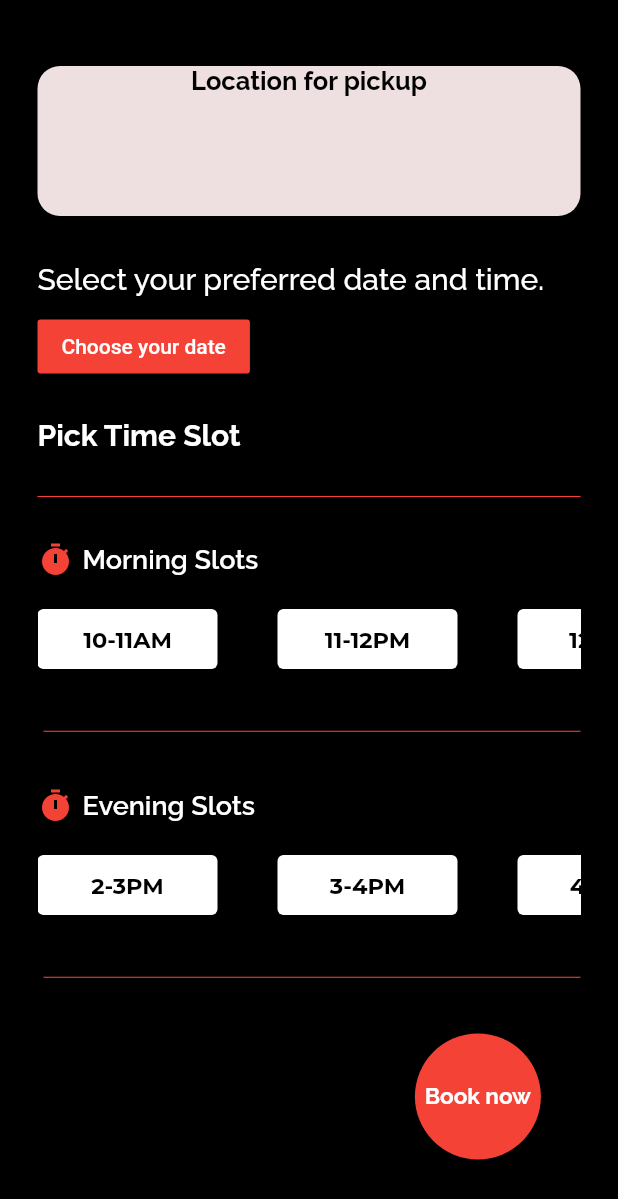
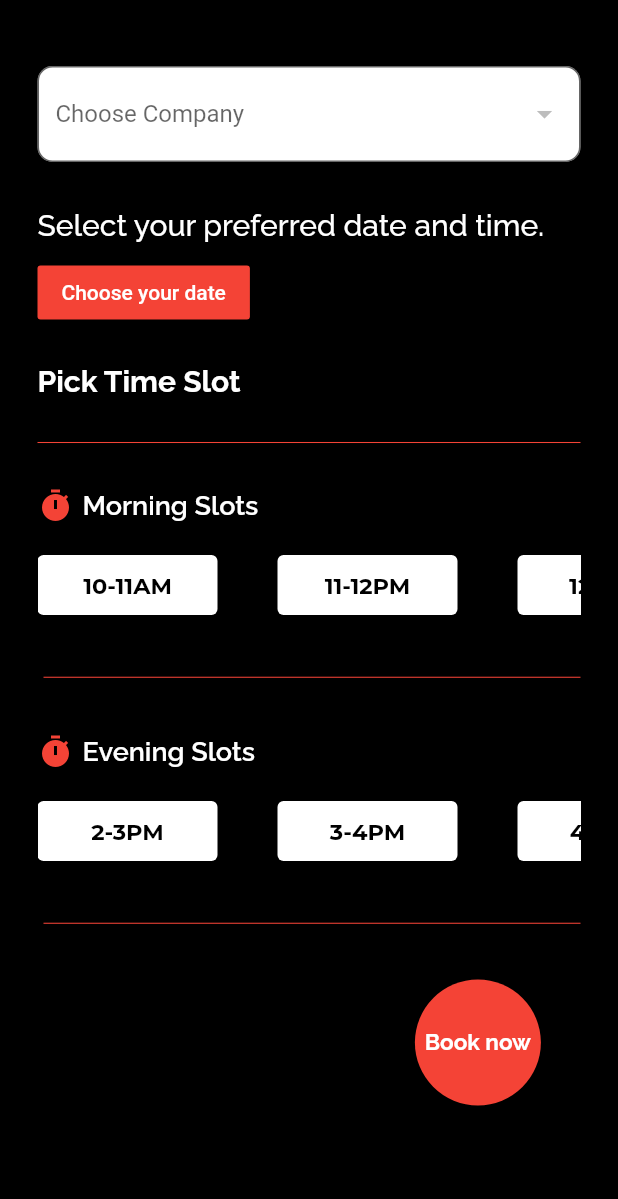
Before and after one commit to farhaannnn/autofocus, a Flutter app: the booking screen opened directly, on a phone screen of 412 x 824 dp. Shown: the top 1199 px of the screen. Run offline on Flutter 3.47's test engine with Material 2 defaults, Android fonts, the phone set to English and light mode, and no system bars; our stand-ins replace cloud_firestore, firebase_auth, firebase_core, flutter_signin_button, get, google_fonts and 1 more; accounts and stored records are empty.

Commit message:
Company dropdown

```diff
--- a/lib/user_interface/confirmation.dart
+++ b/lib/user_interface/confirmation.dart
@@ -15,15 +15,13 @@ class booking extends StatefulWidget {
 }
 
 class _bookingState extends State<booking> {
-  int selectedbuttonindex=0;
-  onbuttonpressed(int buttonindex)
-  {
+  int selectedbuttonindex = 0;
+  onbuttonpressed(int buttonindex) {
     setState(() {
-
-      selectedbuttonindex=buttonindex;
+      selectedbuttonindex = buttonindex;
     });
   }
-  //int flag=0;
+
   storecollection(String servicedate) async {
     if (widget.id == 1) {
       await FirebaseFirestore.instance
@@ -55,6 +53,7 @@ class _bookingState extends State<booking> {
           .set({'status': "pending"});
     }
   }
+
   // storedetails() async {
   //   await FirebaseFirestore.instance
   //       .collection('users')
@@ -64,12 +63,35 @@ class _bookingState extends State<booking> {
   //     'time': FieldValue.arrayUnion([time])
   //   });
   // }
+  getpartners() async {
+    QuerySnapshot querySnapshot =
+        await FirebaseFirestore.instance.collection('partners').get();
+    for (var doc in querySnapshot.docs) {
+      String data = (doc.data() as Map<String, dynamic>)['companyname'];
+      partners.add(data);
+    }
+  }
 
+  searchpartid() async {
+    final search = await FirebaseFirestore.instance
+        .collection('partners')
+        .where('companyname', isEqualTo: valuechoose);
+    print(search);
+  }
+
+  String? valuechoose;
+  List<String> partners = [];
   @override
   void initState() {
     super.initState();
     getaddress();
+    getpartners();
   }
+
+  // storepartner() async {
+  //   await FirebaseFirestore.instance.collection('partners')
+  //   .doc
+  // }
 
   DateTime _date = DateTime.now();
   Future<DateTime?> showDatePickerWithoutTime(BuildContext context) async {
@@ -122,35 +144,61 @@ class _bookingState extends State<booking> {
               const SizedBox(height: 19),
 
               //LOCATION FOR PICKUP CONTAINER
+              // Container(
+              //   height: 100,
+              //   width: 500,
+              //   decoration: BoxDecoration(
+              //     color: const Color.fromARGB(255, 238, 224, 224),
+              //     borderRadius: BorderRadius.circular(15),
+              //   ),
+              //   child: Column(
+              //     children: [
+              //       Text('Location for pickup',
+              //           style: GoogleFonts.raleway(
+              //               fontWeight: FontWeight.bold,
+              //               fontSize: 17,
+              //               color: Colors.black)),
+              //       const SizedBox(
+              //         height: 15,
+              //       ),
+              //       Padding(
+              //         padding: const EdgeInsets.all(8.0),
+              //         child: Text(
+              //           location,
+              //           style: GoogleFonts.raleway(
+              //               fontWeight: FontWeight.bold,
+              //               fontSize: 17,
+              //               color: Colors.black),
+              //         ),
+              //       ),
+              //     ],
+              //   ),
+              // ),
               Container(
-                height: 100,
-                width: 500,
-                decoration: BoxDecoration(
-                  color: const Color.fromARGB(255, 238, 224, 224),
-                  borderRadius: BorderRadius.circular(15),
-                ),
-                child: Column(
-                  children: [
-                    Text('Location for pickup',
-                        style: GoogleFonts.raleway(
-                            fontWeight: FontWeight.bold,
-                            fontSize: 17,
-                            color: Colors.black)),
-                    const SizedBox(
-                      height: 15,
+                // width: 160,
+                // height: 60,
+                child: DropdownButtonFormField(
+                    hint: const Text("Choose Company"),
+                    decoration: InputDecoration(
+                      border: OutlineInputBorder(
+                          borderRadius: BorderRadius.circular(10)),
+                      fillColor: Colors.white,
+                      filled: true,
                     ),
-                    Padding(
-                      padding: const EdgeInsets.all(8.0),
-                      child: Text(
-                        location,
-                        style: GoogleFonts.raleway(
-                            fontWeight: FontWeight.bold,
-                            fontSize: 17,
-                            color: Colors.black),
-                      ),
-                    ),
-                  ],
-                ),
+                    value: valuechoose,
+                    onTap: () {},
+                    items: partners
+                        .map((e) => DropdownMenuItem(
+                              value: e,
+                              child: Text(e),
+                            ))
+                        .toList(),
+                    onChanged: (value) {
+                      setState(() {
+                        valuechoose = value as String;
+                        searchpartid();
+                      });
+                    }),
               ),
 
               const SizedBox(height: 30),
@@ -229,21 +277,24 @@ class _bookingState extends State<booking> {
                 child: Row(
                   children: [
                     ElevatedButton(
-                      onPressed: () {onbuttonpressed(1);
+                      onPressed: () {
+                        onbuttonpressed(1);
 
                         setState(() {
-
                           time = "10-11AM";
                         });
                       },
                       style: ElevatedButton.styleFrom(
-                          backgroundColor:
-                              selectedbuttonindex==1 ? Colors.red : Colors.white,
+                          backgroundColor: selectedbuttonindex == 1
+                              ? Colors.red
+                              : Colors.white,
                           minimumSize: const Size(120, 40)),
                       child: Text(
                         "10-11AM",
                         style: GoogleFonts.montserrat(
-                            color: selectedbuttonindex==1 ? Colors.white : Colors.black,
+                            color: selectedbuttonindex == 1
+                                ? Colors.white
+                                : Colors.black,
                             fontWeight: FontWeight.w700,
                             fontSize: 15),
                       ),
@@ -252,21 +303,24 @@ class _bookingState extends State<booking> {
                       width: 40,
                     ),
                     ElevatedButton(
-                      onPressed: () {onbuttonpressed(2);
+                      onPressed: () {
+                        onbuttonpressed(2);
                         setState(() {
-
                           time = "11-12PM";
                         });
                       },
                       style: ElevatedButton.styleFrom(
-                        backgroundColor:
-                            selectedbuttonindex==2 ? Colors.red : Colors.white,
+                        backgroundColor: selectedbuttonindex == 2
+                            ? Colors.red
+                            : Colors.white,
                         minimumSize: const Size(120, 40),
                       ),
                       child: Text(
                         "11-12PM",
                         style: GoogleFonts.montserrat(
-                            color: selectedbuttonindex==2 ? Colors.white : Colors.black,
+                            color: selectedbuttonindex == 2
+                                ? Colors.white
+                                : Colors.black,
                             fontWeight: FontWeight.w700,
                             fontSize: 15),
                       ),
@@ -275,20 +329,23 @@ class _bookingState extends State<booking> {
                       width: 40,
                     ),
                     ElevatedButton(
-                      onPressed: () {onbuttonpressed(3);
+                      onPressed: () {
+                        onbuttonpressed(3);
                         setState(() {
-
                           time = "12-1PM";
                         });
                       },
                       style: ElevatedButton.styleFrom(
-                          backgroundColor:
-                              selectedbuttonindex==3 ? Colors.red : Colors.white,
+                          backgroundColor: selectedbuttonindex == 3
+                              ? Colors.red
+                              : Colors.white,
                           minimumSize: const Size(120, 40)),
                       child: Text(
                         "12-1PM",
                         style: GoogleFonts.montserrat(
-                            color: selectedbuttonindex==3 ? Colors.white : Colors.black,
+                            color: selectedbuttonindex == 3
+                                ? Colors.white
+                                : Colors.black,
                             fontWeight: FontWeight.w700,
                             fontSize: 15),
                       ),
@@ -328,20 +385,23 @@ class _bookingState extends State<booking> {
                 child: Row(
                   children: [
                     ElevatedButton(
-                      onPressed: () {onbuttonpressed(4);
+                      onPressed: () {
+                        onbuttonpressed(4);
                         setState(() {
-
                           time = "2-3PM";
                         });
                       },
                       style: ElevatedButton.styleFrom(
-                          backgroundColor:
-                              selectedbuttonindex==4 ? Colors.red : Colors.white,
+                          backgroundColor: selectedbuttonindex == 4
+                              ? Colors.red
+                              : Colors.white,
                           minimumSize: const Size(120, 40)),
                       child: Text(
                         "2-3PM",
                         style: GoogleFonts.montserrat(
-                            color: selectedbuttonindex==4 ? Colors.white : Colors.black,
+                            color: selectedbuttonindex == 4
+                                ? Colors.white
+                                : Colors.black,
                             fontWeight: FontWeight.w700,
                             fontSize: 15),
                       ),
@@ -350,21 +410,24 @@ class _bookingState extends State<booking> {
                       width: 40,
                     ),
                     ElevatedButton(
-                      onPressed: () {onbuttonpressed(5);
+                      onPressed: () {
+                        onbuttonpressed(5);
                         setState(() {
-
                           time = "3-4PM";
                         });
                       },
                       style: ElevatedButton.styleFrom(
-                        backgroundColor:
-                            selectedbuttonindex==5 ? Colors.red : Colors.white,
+                        backgroundColor: selectedbuttonindex == 5
+                            ? Colors.red
+                            : Colors.white,
                         minimumSize: const Size(120, 40),
                       ),
                       child: Text(
                         "3-4PM",
                         style: GoogleFonts.montserrat(
-                            color: selectedbuttonindex==5 ? Colors.white : Colors.black,
+                            color: selectedbuttonindex == 5
+                                ? Colors.white
+                                : Colors.black,
                             fontWeight: FontWeight.w700,
                             fontSize: 15),
                       ),
@@ -373,20 +436,23 @@ class _bookingState extends State<booking> {
                       width: 40,
                     ),
                     ElevatedButton(
-                      onPressed: () {onbuttonpressed(6);
+                      onPressed: () {
+                        onbuttonpressed(6);
                         setState(() {
-
                           time = "4-5PM";
                         });
                       },
                       style: ElevatedButton.styleFrom(
-                          backgroundColor:
-                              selectedbuttonindex==6 ? Colors.red : Colors.white,
+                          backgroundColor: selectedbuttonindex == 6
+                              ? Colors.red
+                              : Colors.white,
                           minimumSize: const Size(120, 40)),
                       child: Text(
                         "4-5PM",
                         style: GoogleFonts.montserrat(
-                            color: selectedbuttonindex==6 ? Colors.white : Colors.black,
+                            color: selectedbuttonindex == 6
+                                ? Colors.white
+                                : Colors.black,
                             fontWeight: FontWeight.w700,
                             fontSize: 15),
                       ),
@@ -417,6 +483,7 @@ class _bookingState extends State<booking> {
                       String servicedate = storeddate + "," + time;
                       //storedetails();
                       storecollection(servicedate);
+                      // storepartner();
                       Navigator.pushReplacement(
                           context,
                           PageTransition(
@@ -433,7 +500,7 @@ class _bookingState extends State<booking> {
                       style: GoogleFonts.raleway(
                           fontSize: 15, fontWeight: FontWeight.bold),
                     ),
-                  ))
+                  )),
             ]),
           ),
         ),
```
Also changed, not shown: pubspec.lock, 1 other file.
